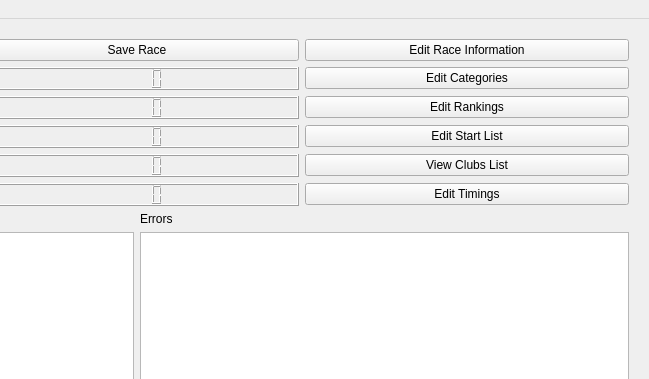
The window that chronorace.ui (flinco/LBChronoRace) describes before a commit, drawn with Qt 5; both pictures show x 375 to 1024 and y 0 to 379 of the 1024 by 768 pixel window.
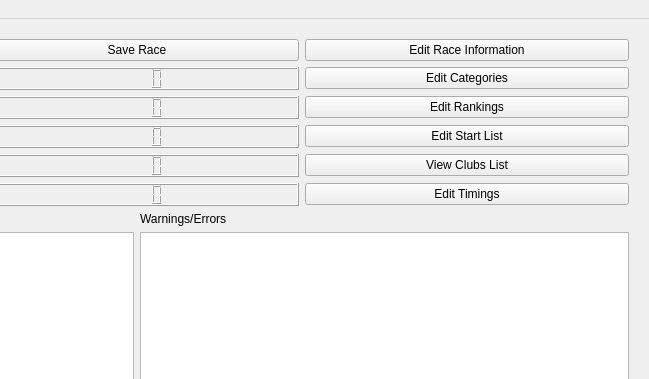
The same window after the commit. Icons and pictures are not drawn.

Commit message: Improve information and error messaging with colors

Diff of the .ui file:
```diff
--- a/chronorace.ui
+++ b/chronorace.ui
@@ -287,7 +287,7 @@
         <item>
          <widget class="QLabel" name="labelErrorDisplay">
           <property name="text">
-           <string>Errors</string>
+           <string>Warnings/Errors</string>
           </property>
          </widget>
         </item>
```
Left out of the diff: 2 changed lines with no effect on the pictures. The commit also changes 10 other files.
